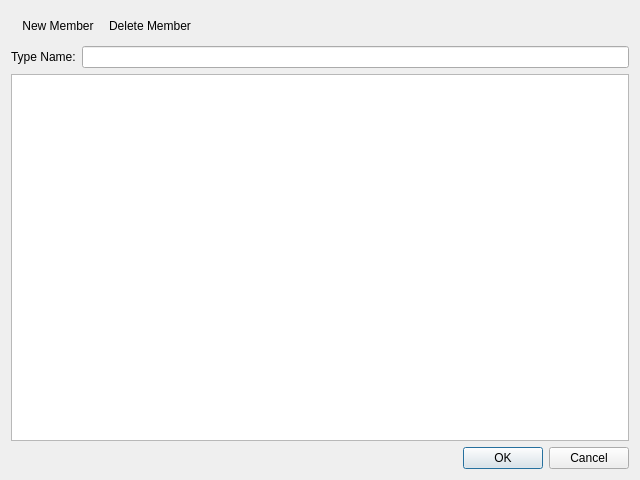
Above: Source/Tome/Features/Types/View/enumerationwindow.ui from npruehs/tome-editor before the change. Below: the same form after it.
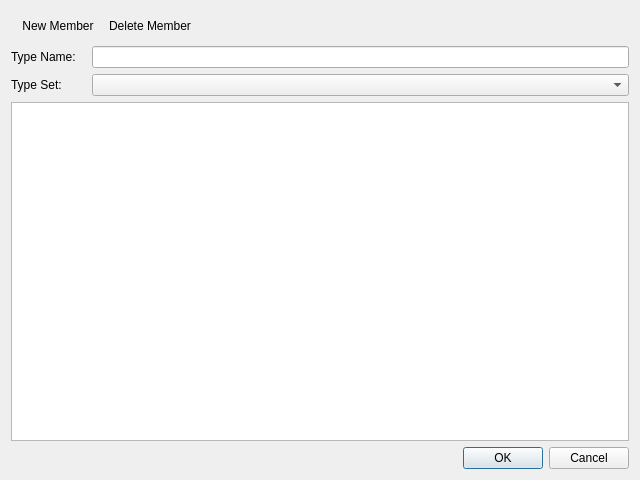
That is the form after the change. Icons and pictures are not drawn.

Commit message: ADDED: Fields - Moving custom types between files.

Patch:
```diff
--- a/Source/Tome/Features/Types/View/enumerationwindow.ui
+++ b/Source/Tome/Features/Types/View/enumerationwindow.ui
@@ -26,14 +26,54 @@
    <item>
     <layout class="QHBoxLayout" name="horizontalLayout">
      <item>
-      <widget class="QLabel" name="label">
+      <widget class="QLabel" name="labelTypeName">
+       <property name="maximumSize">
+        <size>
+         <width>75</width>
+         <height>16777215</height>
+        </size>
+       </property>
        <property name="text">
         <string>Type Name:</string>
        </property>
       </widget>
      </item>
      <item>
-      <widget class="QLineEdit" name="lineEdit"/>
+      <widget class="QLineEdit" name="lineEditTypeName">
+       <property name="sizePolicy">
+        <sizepolicy hsizetype="Preferred" vsizetype="Fixed">
+         <horstretch>0</horstretch>
+         <verstretch>0</verstretch>
+        </sizepolicy>
+       </property>
+      </widget>
+     </item>
+    </layout>
+   </item>
+   <item>
+    <layout class="QHBoxLayout" name="horizontalLayoutTypeSet">
+     <item>
+      <widget class="QLabel" name="labelTypeSet">
+       <property name="maximumSize">
+        <size>
+         <width>75</width>
+         <height>16777215</height>
+        </size>
+       </property>
+       <property name="text">
+        <string>Type Set:</string>
+       </property>
+      </widget>
+     </item>
+     <item>
+      <widget class="QComboBox" name="comboBoxTypeSet">
+       <property name="sizePolicy">
+        <sizepolicy hsizetype="Preferred" vsizetype="Fixed">
+         <horstretch>0</horstretch>
+         <verstretch>0</verstretch>
+        </sizepolicy>
+       </property>
+      </widget>
      </item>
     </layout>
    </item>
```
Left out of the diff: 2 changed lines with no effect on the pictures. The commit also changes 14 other files.
